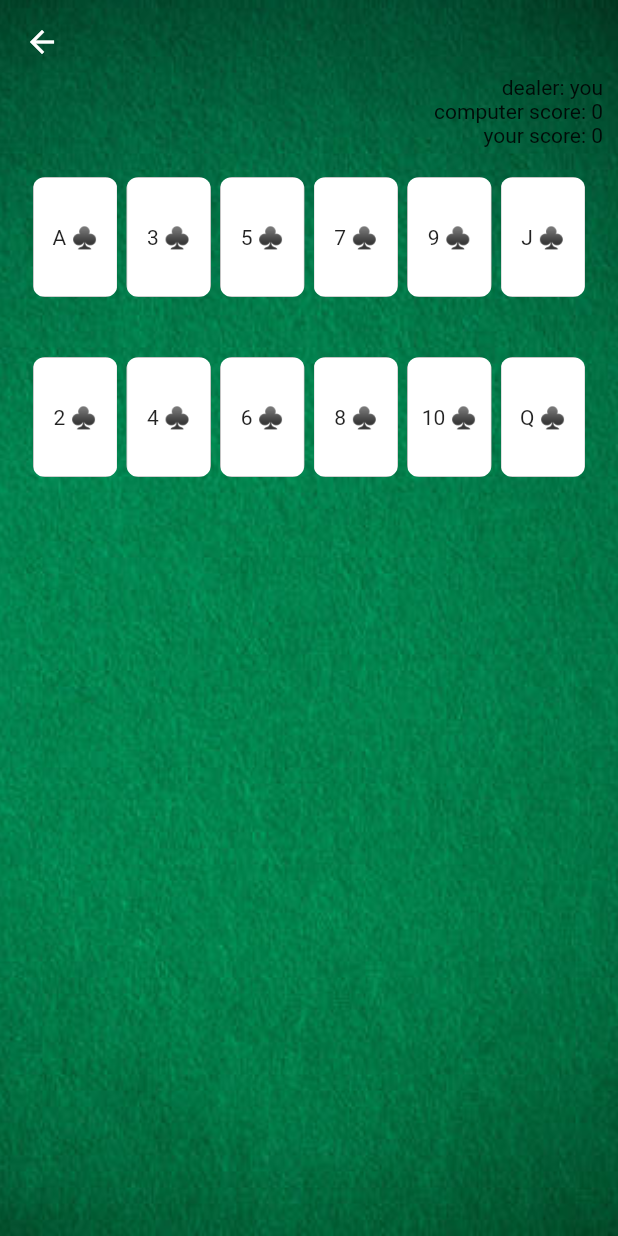
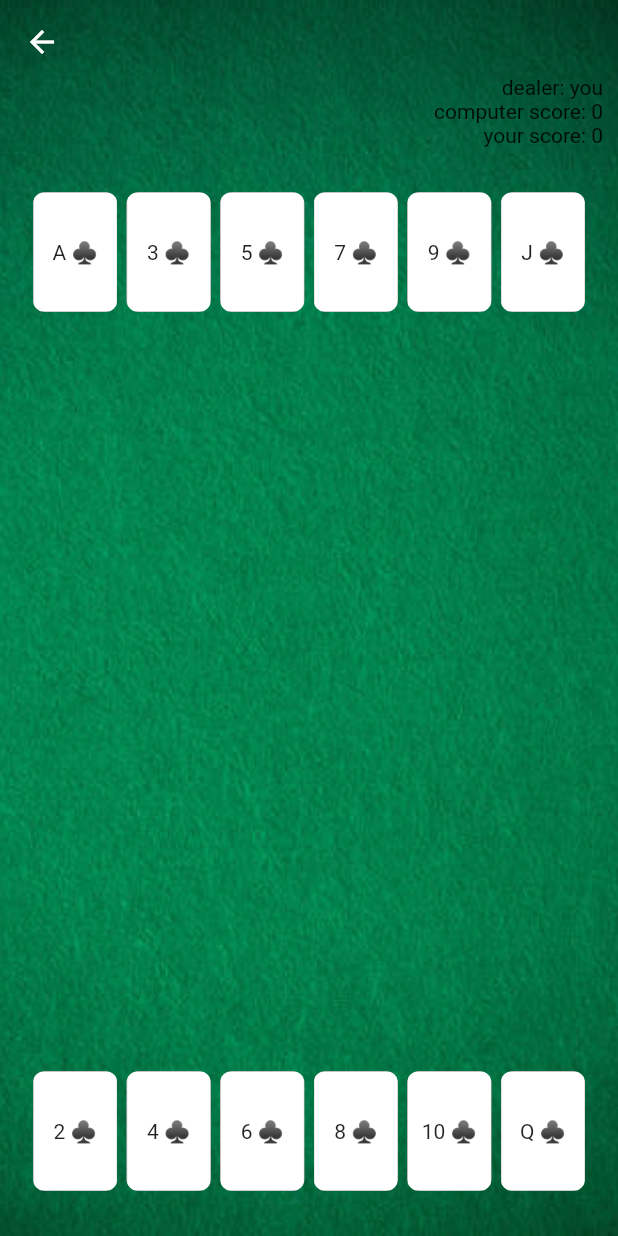
Before and after one commit to nathanstouffer/cribbage, a Flutter app: the GameScreen screen opened by its route, on a phone screen of 412 x 824 dp. Run offline on Flutter 3.47's test engine with Material 2 defaults, Android fonts, the light colour scheme and no system bars; statements that could not run were skipped.

Commit message:
tweaking temporary ui on flutter app

```diff
--- a/CribbageFlutter/cribbage/lib/models/game/game.dart
+++ b/CribbageFlutter/cribbage/lib/models/game/game.dart
@@ -17,6 +17,8 @@ class Game {
   List<Card> _compCards = [];
   List<Card> _humanCards = [];
 
+  List<Card> _humanToThrow = [];
+
   void deal() {
     _deck.shuffle();
     List<List<Card>> dealt = _deck.deal(); // two lists of 6 cards each
@@ -26,6 +28,20 @@ class Game {
     } else {
       _compCards = dealt[1];
       _humanCards = dealt[0];
+    }
+  }
+
+  void markToThrow(Card card) {
+    if (_humanCards.contains(card)) {
+      _humanCards.remove(card);
+      _humanToThrow.add(card);
+    }
+  }
+
+  void markToKeep(Card card) {
+    if (_humanToThrow.contains(card)) {
+      _humanToThrow.remove(card);
+      _humanCards.add(card);
     }
   }
 
@@ -48,4 +64,8 @@ class Game {
   List<Card> humanCards() {
     return _humanCards;
   }
+
+  List<Card> humanToThrow() {
+    return _humanToThrow;
+  }
 }
--- a/CribbageFlutter/cribbage/lib/screens/game/card_button.dart
+++ b/CribbageFlutter/cribbage/lib/screens/game/card_button.dart
@@ -15,7 +15,7 @@ class CardButton extends StatelessWidget {
   @override
   Widget build(BuildContext context) {
     return Container(
-      margin: const EdgeInsets.fromLTRB(3.0, 20.0, 3.0, 20.0),
+      margin: const EdgeInsets.fromLTRB(3.0, 30.0, 3.0, 30.0),
       decoration: const BoxDecoration(
         borderRadius: BorderRadius.all(Radius.circular(8)),
         image: DecorationImage(
--- a/CribbageFlutter/cribbage/lib/screens/game/game_screen.dart
+++ b/CribbageFlutter/cribbage/lib/screens/game/game_screen.dart
@@ -41,7 +41,8 @@ class GameScreen extends StatelessWidget {
                   ],
                 ),
               ),
-              Column(
+              Expanded(
+                child: Column(
                     mainAxisAlignment: MainAxisAlignment.spaceBetween,
                     children: [
                       Row(
@@ -51,8 +52,13 @@ class GameScreen extends StatelessWidget {
                       Row(
                           mainAxisAlignment: MainAxisAlignment.center,
                           crossAxisAlignment: CrossAxisAlignment.center,
+                          children: humanCardsToThrow(_game)),
+                      Row(
+                          mainAxisAlignment: MainAxisAlignment.center,
+                          crossAxisAlignment: CrossAxisAlignment.center,
                           children: humanCards(_game)),
                     ]),
+              ),
             ]),
       ),
     );
@@ -63,6 +69,22 @@ class GameScreen extends StatelessWidget {
   }
 
   List<Widget> humanCards(Game game) {
-    return game.humanCards().map((card) => CardButton(card)).toList();
+    return game
+        .humanCards()
+        .map((card) => GestureDetector(
+              child: CardButton(card),
+              onTap: () => _game.markToThrow(card), // TODO update screen on tap
+            ))
+        .toList();
+  }
+
+  List<Widget> humanCardsToThrow(Game game) {
+    return game
+        .humanToThrow()
+        .map((card) => GestureDetector(
+              child: CardButton(card),
+              onTap: () => _game.markToKeep(card), // TODO update screen on tap
+            ))
+        .toList();
   }
 }
```
Also changed, not shown: CribbageFlutter/cribbage/lib/models/game/player.dart (+4 -6 lines). Lines whose indentation alone changed are shown as unchanged.
